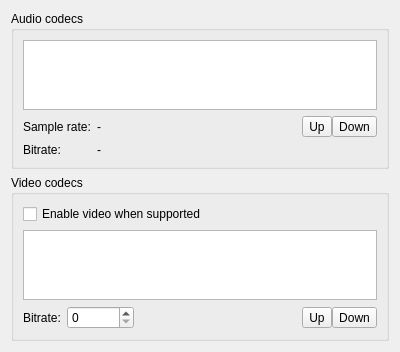
This is src/conf/account/accountpages/codecs.ui in KDE/ring-kde as Qt 5 draws it before an edit. The edited form follows.
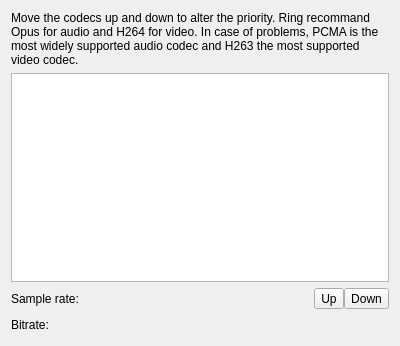
This is the edited form. Icons and pictures are not drawn.

What changed in the file:
```diff
--- a/src/conf/account/accountpages/codecs.ui
+++ b/src/conf/account/accountpages/codecs.ui
@@ -13,47 +13,8 @@
   <property name="windowTitle">
    <string>Form</string>
   </property>
-  <layout class="QVBoxLayout" name="verticalLayout">
-   <item>
-    <widget class="QGroupBox" name="useCustomAudioCodecList">
-     <property name="title">
-      <string>Audio codecs</string>
-     </property>
-     <property name="checkable">
-      <bool>false</bool>
-     </property>
-     <layout class="QGridLayout" name="gridLayout_7">
-      <item row="0" column="0" colspan="4">
-       <widget class="QListView" name="m_pAudioCodecs"/>
-      </item>
-      <item row="1" column="0">
-       <widget class="QLabel" name="label_frequency">
-        <property name="text">
-         <string>Sample rate:</string>
-        </property>
-       </widget>
-      </item>
-      <item row="1" column="1">
-       <widget class="QLabel" name="label_frequency_value">
-        <property name="text">
-         <string>-</string>
-        </property>
-       </widget>
-      </item>
-      <item row="1" column="2">
-       <spacer name="horizontalSpacer_6">
-        <property name="orientation">
-         <enum>Qt::Horizontal</enum>
-        </property>
-        <property name="sizeHint" stdset="0">
-         <size>
-          <width>448</width>
-          <height>20</height>
-         </size>
-        </property>
-       </spacer>
-      </item>
-      <item row="1" column="3">
+  <layout class="QGridLayout" name="gridLayout">
+   <item row="2" column="5">
        <layout class="QHBoxLayout" name="horizontalLayout_7">
         <property name="spacing">
          <number>0</number>
@@ -98,53 +59,31 @@
         </item>
        </layout>
       </item>
-      <item row="2" column="0">
-       <widget class="QLabel" name="label_bitrate">
-        <property name="text">
-         <string>Bitrate:</string>
-        </property>
-       </widget>
-      </item>
-      <item row="2" column="1" colspan="2">
-       <widget class="QLabel" name="label_bitrate_value">
-        <property name="text">
-         <string>-</string>
-        </property>
-       </widget>
-      </item>
-     </layout>
-    </widget>
-   </item>
-   <item>
-    <widget class="QGroupBox" name="useCustomVideoCodecList_2">
-     <property name="title">
-      <string>Video codecs</string>
-     </property>
-     <property name="checkable">
-      <bool>false</bool>
-     </property>
-     <layout class="QGridLayout" name="gridLayout_12">
       <item row="3" column="0">
+    <widget class="QLabel" name="label_bitrate">
+     <property name="text">
+      <string>Bitrate:</string>
+     </property>
+    </widget>
+   </item>
+   <item row="2" column="0" colspan="3">
+    <widget class="QLabel" name="label_frequency">
+     <property name="text">
+      <string>Sample rate:</string>
+     </property>
+    </widget>
+   </item>
+   <item row="0" column="0" colspan="6">
        <widget class="QLabel" name="label">
-        <property name="sizePolicy">
-         <sizepolicy hsizetype="Minimum" vsizetype="Preferred">
-          <horstretch>0</horstretch>
-          <verstretch>0</verstretch>
-         </sizepolicy>
-        </property>
         <property name="text">
-         <string>Bitrate:</string>
-        </property>
-       </widget>
-      </item>
-      <item row="3" column="1">
-       <widget class="QSpinBox" name="m_pBitrateSB">
-        <property name="maximum">
-         <number>100000</number>
+      <string>Move the codecs up and down to alter the priority. Ring recommand Opus for audio and H264 for video. In case of problems, PCMA is the most widely supported audio codec and H263 the most supported video codec.</string>
+     </property>
+     <property name="wordWrap">
+      <bool>true</bool>
         </property>
        </widget>
       </item>
-      <item row="3" column="2">
+   <item row="3" column="2" colspan="4">
        <spacer name="horizontalSpacer_11">
         <property name="orientation">
          <enum>Qt::Horizontal</enum>
@@ -157,65 +96,46 @@
         </property>
        </spacer>
       </item>
-      <item row="3" column="3">
-       <layout class="QHBoxLayout" name="horizontalLayout_8">
-        <property name="spacing">
-         <number>0</number>
-        </property>
-        <item>
-         <widget class="QToolButton" name="m_pVCodecUpPB">
-          <property name="toolTip">
-           <string>Increase codec priority</string>
-          </property>
-          <property name="text">
-           <string comment="Move video codec up">Up</string>
-          </property>
-          <property name="icon">
-           <iconset theme="go-up"/>
-          </property>
-         </widget>
-        </item>
-        <item>
-         <widget class="QToolButton" name="m_pVCodecDownPB">
-          <property name="toolTip">
-           <string>Decrease codec priority</string>
-          </property>
-          <property name="text">
-           <string comment="Move video codec down">Down</string>
-          </property>
-          <property name="icon">
-           <iconset theme="go-down"/>
-          </property>
-         </widget>
-        </item>
-       </layout>
-      </item>
-      <item row="2" column="0" colspan="4">
-       <widget class="QListView" name="m_pVideoCodecs"/>
-      </item>
-      <item row="1" column="0" colspan="4">
-       <widget class="QCheckBox" name="lrcfg_isVideoEnabled">
-        <property name="text">
-         <string>Enable video when supported</string>
-        </property>
-       </widget>
-      </item>
-     </layout>
-    </widget>
-   </item>
-   <item>
-    <spacer name="verticalSpacer_2">
+   <item row="2" column="4">
+    <spacer name="horizontalSpacer_6">
      <property name="orientation">
-      <enum>Qt::Vertical</enum>
+      <enum>Qt::Horizontal</enum>
      </property>
      <property name="sizeHint" stdset="0">
       <size>
-       <width>20</width>
-       <height>40</height>
+       <width>448</width>
+       <height>20</height>
       </size>
      </property>
     </spacer>
    </item>
+   <item row="1" column="0" colspan="6">
+    <widget class="QListView" name="m_pCodecs">
+     <property name="acceptDrops">
+      <bool>true</bool>
+     </property>
+     <property name="dragEnabled">
+      <bool>true</bool>
+     </property>
+     <property name="dragDropMode">
+      <enum>QAbstractItemView::DragDrop</enum>
+     </property>
+    </widget>
+   </item>
+   <item row="2" column="3">
+    <widget class="QLabel" name="m_pSampleRate">
+     <property name="text">
+      <string/>
+     </property>
+    </widget>
+   </item>
+   <item row="3" column="1">
+    <widget class="QLabel" name="m_pBitrate">
+     <property name="text">
+      <string/>
+     </property>
+    </widget>
+   </item>
   </layout>
  </widget>
  <resources/>
```
Lines whose indentation alone changed are shown as unchanged.
